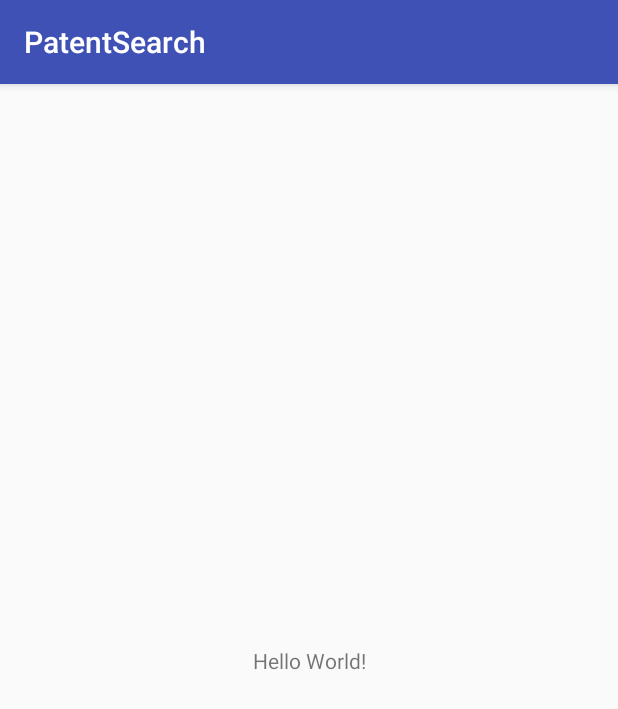
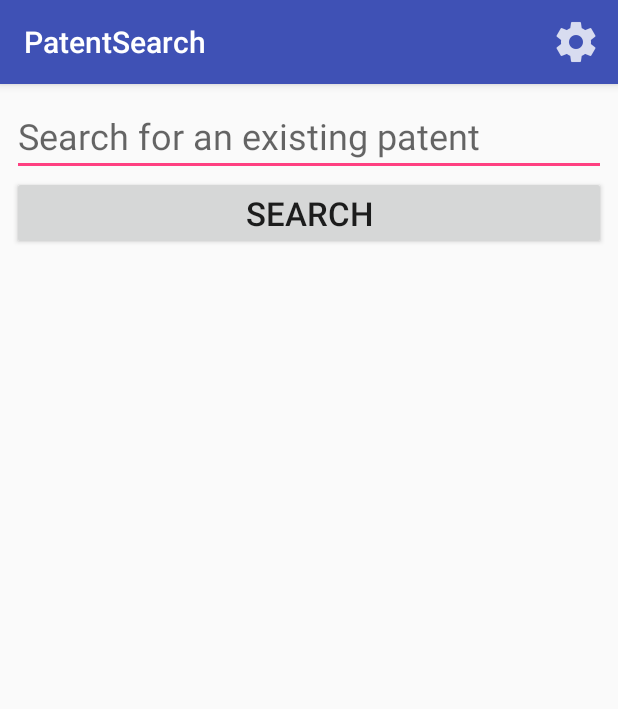
Before and after one commit to OSU-CS496-Sp2017/final-project-patent-search-app, an Android app: the screen it shows after launch (MainActivity), on a phone screen of 412 x 824 dp. Shown: the top 709 px of the screen. Run offline under Robolectric (Android 15) with nearby library versions, the phone set to English and light mode, and no system bars.

Commit message:
render main activity layout and menu

```diff
--- a/app/src/main/java/com/example/bryan/patentsearch/MainActivity.java
+++ b/app/src/main/java/com/example/bryan/patentsearch/MainActivity.java
@@ -2,6 +2,7 @@ package com.example.bryan.patentsearch;
 
 import android.support.v7.app.AppCompatActivity;
 import android.os.Bundle;
+import android.view.Menu;
 
 public class MainActivity extends AppCompatActivity {
 
@@ -10,4 +11,10 @@ public class MainActivity extends AppCompatActivity {
         super.onCreate(savedInstanceState);
         setContentView(R.layout.activity_main);
     }
+
+    @Override
+    public boolean onCreateOptionsMenu(Menu menu) {
+        getMenuInflater().inflate(R.menu.main, menu);
+        return true;
+    }
 }
--- a/app/src/main/res/layout/activity_main.xml
+++ b/app/src/main/res/layout/activity_main.xml
@@ -1,18 +1,53 @@
 <?xml version="1.0" encoding="utf-8"?>
-<android.support.constraint.ConstraintLayout xmlns:android="http://schemas.android.com/apk/res/android"
-    xmlns:app="http://schemas.android.com/apk/res-auto"
+<LinearLayout
+    xmlns:android="http://schemas.android.com/apk/res/android"
     xmlns:tools="http://schemas.android.com/tools"
     android:layout_width="match_parent"
     android:layout_height="match_parent"
+    android:orientation="vertical"
+    android:padding="8sp"
     tools:context="com.example.bryan.patentsearch.MainActivity">
 
-    <TextView
-        android:layout_width="wrap_content"
+    <EditText
+        android:id="@+id/et_search_box"
+        android:layout_width="match_parent"
         android:layout_height="wrap_content"
-        android:text="Hello World!"
-        app:layout_constraintBottom_toBottomOf="parent"
-        app:layout_constraintLeft_toLeftOf="parent"
-        app:layout_constraintRight_toRightOf="parent"
-        app:layout_constraintTop_toTopOf="parent" />
+        android:textSize="24sp"
+        android:hint="@string/search_hint"/>
 
-</android.support.constraint.ConstraintLayout>
+    <Button
+        android:id="@+id/btn_search"
+        android:layout_width="match_parent"
+        android:layout_height="wrap_content"
+        android:text="@string/search_button"
+        android:textSize="22sp"/>
+
+    <FrameLayout
+        android:layout_width="match_parent"
+        android:layout_height="match_parent">
+
+        <android.support.v7.widget.RecyclerView
+            android:id="@+id/rv_search_results"
+            android:layout_width="match_parent"
+            android:layout_height="match_parent" />
+
+        <TextView
+            android:id="@+id/tv_loading_error_message"
+            android:layout_width="wrap_content"
+            android:layout_height="wrap_content"
+            android:textSize="20sp"
+            android:padding="16dp"
+            android:visibility="invisible"
+            android:text="@string/loading_error_message" />
+
+        <ProgressBar
+            android:id="@+id/pb_loading_indicator"
+            android:layout_width="72dp"
+            android:layout_height="72dp"
+            android:layout_margin="32dp"
+            android:layout_gravity="top|center_horizontal"
+            android:visibility="invisible"/>
+    </FrameLayout>
+
+
+</LinearLayout>
--- /dev/null
+++ b/app/src/main/res/menu/main.xml
@@ -0,0 +1,12 @@
+<?xml version="1.0" encoding="utf-8"?>
+<menu
+    xmlns:android="http://schemas.android.com/apk/res/android"
+    xmlns:app="http://schemas.android.com/apk/res-auto">
+
+    <item
+        android:id="@+id/action_settings"
+        android:title="@string/action_settings"
+        android:icon="@drawable/ic_action_settings"
+        app:showAsAction="ifRoom" />
+
+</menu>
--- /dev/null
+++ b/app/src/main/res/menu/patent_item_detail.xml
@@ -0,0 +1,17 @@
+<?xml version="1.0" encoding="utf-8"?>
+<menu
+    xmlns:android="http://schemas.android.com/apk/res/android"
+    xmlns:app="http://schemas.android.com/apk/res-auto">
+
+    <item
+        android:id="@+id/action_share"
+        android:icon="@drawable/ic_action_share"
+        android:title="@string/action_share"
+        app:showAsAction="ifRoom" />
+
+    <item
+        android:id="@+id/action_view_repo"
+        android:title="@string/action_view_patent"
+        app:showAsAction="never" />
+
+</menu>
--- a/app/src/main/res/values/strings.xml
+++ b/app/src/main/res/values/strings.xml
@@ -1,4 +1,9 @@
 <resources>
     <string name="app_name">PatentSearch</string>
     <string name="action_settings">Settings</string>
+    <string name="action_share">Share patent details</string>
+    <string name="action_view_patent">View this patent on </string>
+    <string name="search_hint">Search for an existing patent</string>
+    <string name="search_button">Search</string>
+    <string name="loading_error_message">Woops.  We couldn\'t complete your search.  Check your internet connection and try again.</string>
 </resources>
--- a/app/src/main/res/values/styles.xml
+++ b/app/src/main/res/values/styles.xml
@@ -6,6 +6,8 @@
         <item name="colorPrimary">@color/colorPrimary</item>
         <item name="colorPrimaryDark">@color/colorPrimaryDark</item>
         <item name="colorAccent">@color/colorAccent</item>
+
+        <item name="preferenceTheme">@style/PreferenceThemeOverlay.v14.Material</item>
     </style>
 
 </resources>
```
Also changed, not shown: app/src/main/res/drawable-hdpi/ic_action_settings.png (added), app/src/main/res/drawable-hdpi/ic_action_share.png (added), app/src/main/res/drawable-mdpi/ic_action_settings.png (added), app/src/main/res/drawable-mdpi/ic_action_share.png (added), app/src/main/res/drawable-xhdpi/ic_action_settings.png (added), app/src/main/res/drawable-xhdpi/ic_action_share.png (added), app/src/main/res/drawable-xxhdpi/ic_action_settings.png (added), app/src/main/res/drawable-xxhdpi/ic_action_share.png (added).
